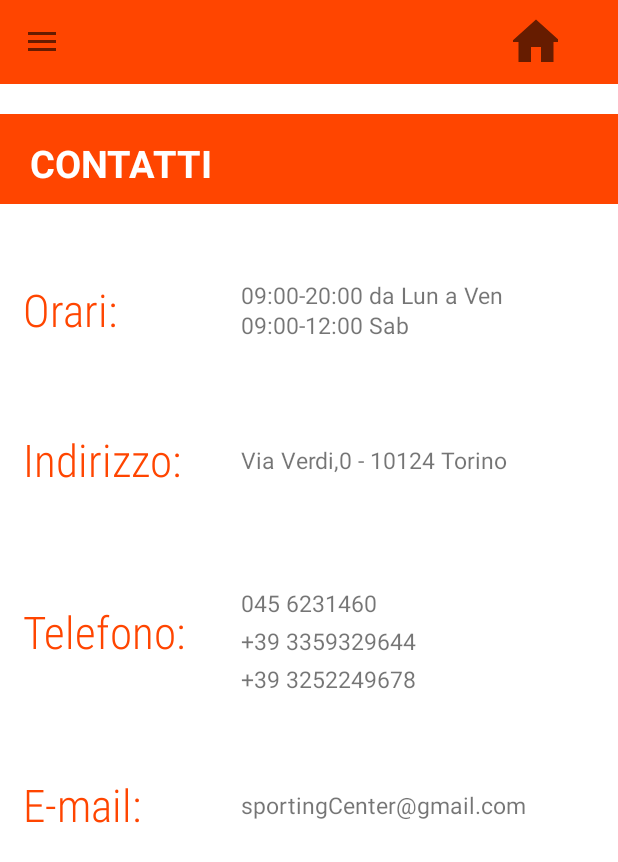
After one commit to santealtamura97/SportinCenterApp, an Android app: the fragment Concacts placed in its activity, on a phone screen of 412 x 824 dp. The commit adds this screen. Shown: the top 862 px of the screen. Run offline under Robolectric (Android 15) with nearby library versions, the phone set to English and light mode, and no system bars.

Commit message:
contacs page add

```diff
--- /dev/null
+++ b/app/src/main/java/com/example/sportincenterapp/Concacts.kt
@@ -0,0 +1,18 @@
+package com.example.sportincenterapp
+
+import android.os.Bundle
+import androidx.fragment.app.Fragment
+import android.view.LayoutInflater
+import android.view.View
+import android.view.ViewGroup
+
+class Concacts : Fragment() {
+
+
+    override fun onCreateView(inflater: LayoutInflater, container: ViewGroup?,
+                              savedInstanceState: Bundle?): View? {
+        val v =  inflater.inflate(R.layout.fragment_concacts, container, false)
+
+        return v
+    }
+}
--- a/app/src/main/java/com/example/sportincenterapp/MainActivity.kt
+++ b/app/src/main/java/com/example/sportincenterapp/MainActivity.kt
@@ -77,6 +77,8 @@ class MainActivity : AppCompatActivity(), NavigationView.OnNavigationItemSelecte
                 .replace(R.id.Fragment_container, UserPage()).commit()
             R.id.settings -> supportFragmentManager.beginTransaction()
                     .replace(R.id.Fragment_container, Settings()).commit()
+            R.id.contacts -> supportFragmentManager.beginTransaction()
+                .replace(R.id.Fragment_container, Concacts()).commit()
             }
 
         drawerLayout.closeDrawer(GravityCompat.START)
--- a/app/src/main/java/com/example/sportincenterapp/Settings.kt
+++ b/app/src/main/java/com/example/sportincenterapp/Settings.kt
@@ -1,10 +1,13 @@
 package com.example.sportincenterapp
 
 import android.os.Bundle
+import android.text.Editable
+import android.text.TextWatcher
 import androidx.fragment.app.Fragment
 import android.view.LayoutInflater
 import android.view.View
 import android.view.ViewGroup
+import android.widget.EditText
 import android.widget.TextView
 
 
@@ -16,7 +19,7 @@ class Settings : Fragment() {
     //Default value
     val default_language : String = "Italiano"
     val default_email : String = "andrea.forino@edu.unito.it"
-    val default_password : String = "********"
+    val default_password : String = "SportingCenter99"
     val default_version : String = "1.0.0"
     override fun onCreateView(inflater: LayoutInflater, container: ViewGroup?,
                               savedInstanceState: Bundle?): View? {
@@ -26,20 +29,34 @@ class Settings : Fragment() {
 
         //Components of the view
         val language = v.findViewById<TextView>(R.id.settings_language)
-        val email = v.findViewById<TextView>(R.id.settings_email)
-        val password = v.findViewById<TextView>(R.id.settings_password)
+        val email = v.findViewById<EditText>(R.id.settings_email)
+        val password = v.findViewById<EditText>(R.id.settings_password)
         val version = v.findViewById<TextView>(R.id.settings_version)
 
         //default value assign
         language.text = default_language
-        email.text = default_email
-        password.text = default_password
+        email.setText(default_email)
+        password.setText(default_password)
         version.text = default_version
 
         //Communicator passData example (not already used)
         communicator = activity as Communicator
         communicator.user_email_update(default_email)
 
+        //Listener for email edit text
+        email.addTextChangedListener(object : TextWatcher {
+
+            override fun afterTextChanged(s: Editable) {
+                communicator.user_email_update(s.toString())
+            }
+
+            override fun beforeTextChanged(s: CharSequence, start: Int,
+                                           count: Int, after: Int) {}
+
+            override fun onTextChanged(s: CharSequence, start: Int,
+                                       before: Int, count: Int) {}
+        })
+
         return v
     }
 
--- /dev/null
+++ b/app/src/main/res/layout/fragment_concacts.xml
@@ -0,0 +1,205 @@
+<?xml version="1.0" encoding="utf-8"?>
+<FrameLayout xmlns:android="http://schemas.android.com/apk/res/android"
+    xmlns:tools="http://schemas.android.com/tools"
+    android:layout_width="match_parent"
+    android:layout_height="match_parent"
+    tools:context=".Settings"
+    android:background="@color/white">
+
+    <LinearLayout
+        android:layout_width="match_parent"
+        android:layout_height="match_parent"
+        android:orientation="vertical">
+
+        <LinearLayout
+            android:layout_width="match_parent"
+            android:layout_height="60dp"
+            android:layout_marginTop="20dp"
+            android:background="@color/primary_color">
+
+            <TextView
+                android:layout_width="200dp"
+                android:layout_height="match_parent"
+                android:layout_marginLeft="20dp"
+                android:layout_marginTop="15dp"
+                android:text="@string/contacts_title"
+                android:textColor="@color/white"
+                android:textStyle="bold"
+                android:textSize="25dp">
+            </TextView>
+
+        </LinearLayout>
+
+        <!-- ORARI -->
+
+        <LinearLayout
+            android:layout_width="match_parent"
+            android:layout_height="50dp"
+            android:layout_marginTop="50dp">
+
+            <TextView
+                android:layout_width="120dp"
+                android:layout_height="50dp"
+                android:layout_marginLeft="15dp"
+                android:layout_gravity="center_vertical"
+                android:text="@string/contacts_hours"
+                android:textColor="@color/primary_color"
+                android:fontFamily="sans-serif-condensed-light"
+                android:textSize="30dp">
+            </TextView>
+
+            <LinearLayout
+                android:layout_width="match_parent"
+                android:layout_height="40dp"
+                android:orientation="vertical">
+
+                <TextView
+                    android:layout_width="200dp"
+                    android:layout_height="20dp"
+                    android:layout_marginLeft="25dp"
+                    android:text="@string/contacts_hours_string"
+                    android:layout_gravity="center_vertical"
+                    android:textSize="15dp">
+                </TextView>
+
+                <TextView
+                    android:layout_width="200dp"
+                    android:layout_height="20dp"
+                    android:layout_marginLeft="25dp"
+                    android:text="@string/contacts_hours_string_2"
+                    android:layout_gravity="center_vertical"
+                    android:textSize="15dp">
+                </TextView>
+
+            </LinearLayout>
+
+        </LinearLayout>
+
+        <!-- INDIRIZZO -->
+
+        <LinearLayout
+            android:layout_width="match_parent"
+            android:layout_height="50dp"
+            android:layout_marginTop="50dp">
+
+            <TextView
+                android:layout_width="120dp"
+                android:layout_height="50dp"
+                android:layout_marginLeft="15dp"
+                android:layout_gravity="center_vertical"
+                android:text="@string/contacts_address"
+                android:textColor="@color/primary_color"
+                android:fontFamily="sans-serif-condensed-light"
+                android:textSize="30dp">
+
+            </TextView>
+
+            <TextView
+                android:layout_width="200dp"
+                android:layout_height="30dp"
+                android:layout_marginLeft="25dp"
+                android:text="@string/contacts_address_string"
+                android:layout_gravity="center_vertical"
+                android:textSize="15dp">
+
+            </TextView>
+
+        </LinearLayout>
+
+        <!-- TELEFONO -->
+
+        <LinearLayout
+            android:layout_width="match_parent"
+            android:layout_height="80dp"
+            android:layout_marginTop="50dp">
+
+            <TextView
+                android:layout_width="120dp"
+                android:layout_height="50dp"
+                android:layout_marginLeft="15dp"
+                android:layout_gravity="center_vertical"
+                android:text="@string/contacts_telephone"
+                android:textColor="@color/primary_color"
+                android:fontFamily="sans-serif-condensed-light"
+                android:textSize="30dp">
+
+            </TextView>
+
+            <LinearLayout
+                android:layout_width="match_parent"
+                android:layout_height="80dp"
+                android:orientation="vertical">
+
+                <TextView
+                    android:layout_width="200dp"
+                    android:layout_height="20dp"
+                    android:layout_marginLeft="25dp"
+                    android:layout_marginTop="5dp"
+                    android:text="@string/contacts_telephone_string"
+                    android:layout_gravity="center_vertical"
+                    android:textSize="15dp">
+
+                </TextView>
+
+                <TextView
+                    android:layout_width="200dp"
+                    android:layout_height="20dp"
+                    android:layout_marginLeft="25dp"
+                    android:layout_marginTop= "5dp"
+                    android:text="@string/contacts_telephone_string_2"
+                    android:layout_gravity="center_vertical"
+                    android:textSize="15dp">
+
+                </TextView>
+
+                <TextView
+                    android:layout_width="200dp"
+                    android:layout_height="20dp"
+                    android:layout_marginLeft="25dp"
+                    android:layout_marginTop="5dp"
+                    android:text="@string/contacts_telephone_string_3"
+                    android:layout_gravity="center_vertical"
+                    android:textSize="15dp">
+
+                </TextView>
+
+            </LinearLayout>
+
+        </LinearLayout>
+
+        <!-- EMAIL -->
+
+        <LinearLayout
+            android:layout_width="match_parent"
+            android:layout_height="50dp"
+            android:layout_marginTop="50dp">
+
+            <TextView
+                android:layout_width="120dp"
+                android:layout_height="50dp"
+                android:layout_marginLeft="15dp"
+                android:layout_gravity="center_vertical"
+                android:text="@string/contacts_email"
+                android:textColor="@color/primary_color"
+                android:fontFamily="sans-serif-condensed-light"
+                android:textSize="30dp">
+
+            </TextView>
+
+            <TextView
+                android:layout_width="200dp"
+                android:layout_height="30dp"
+                android:layout_marginLeft="25dp"
+                android:text="@string/contacts_email_string"
+                android:layout_gravity="center_vertical"
+                android:textSize="15dp">
+
+            </TextView>
+
+        </LinearLayout>
+
+    </LinearLayout>
+
+
+
+</FrameLayout>
--- a/app/src/main/res/layout/fragment_settings.xml
+++ b/app/src/main/res/layout/fragment_settings.xml
@@ -50,7 +50,7 @@
                 android:id="@+id/settings_language"
                 android:layout_width="80dp"
                 android:layout_height="30dp"
-                android:layout_marginLeft="10dp"
+                android:layout_marginLeft="20dp"
                 android:layout_gravity="center_vertical"
                 android:textSize="20dp">
 
@@ -75,15 +75,15 @@
 
         </TextView>
 
-            <TextView
+            <EditText
                 android:id="@+id/settings_email"
                 android:layout_width="200dp"
-                android:layout_height="30dp"
-                android:layout_marginLeft="10dp"
+                android:layout_height="50dp"
+                android:layout_marginLeft="20dp"
                 android:layout_gravity="center_vertical"
                 android:textSize="15dp">
 
-            </TextView>
+            </EditText>
 
     </LinearLayout>
 
@@ -104,15 +104,15 @@
 
             </TextView>
 
-            <TextView
+            <EditText
                 android:id="@+id/settings_password"
                 android:layout_width="170dp"
-                android:layout_height="30dp"
+                android:layout_height="50dp"
+                android:layout_gravity="center_vertical"
                 android:layout_marginLeft="20dp"
-                android:layout_gravity="center_vertical"
-                android:textSize="25dp">
+                android:textSize="15dp">
 
-            </TextView>
+            </EditText>
 
         </LinearLayout>
         <LinearLayout
--- a/app/src/main/res/values/strings.xml
+++ b/app/src/main/res/values/strings.xml
@@ -25,5 +25,17 @@
     <string name="settings_email">E-mail</string>
     <string name="settings_password">Password</string>
     <string name="settings_version">Versione</string>
+    <string name="contacts_title">CONTATTI</string>
+    <string name="contacts_hours">Orari:</string>
+    <string name="contacts_hours_string">09:00-20:00 da Lun a Ven</string>
+    <string name="contacts_hours_string_2">09:00-12:00 Sab</string>
+    <string name="contacts_address">Indirizzo:</string>
+    <string name="contacts_address_string">Via Verdi,0 - 10124 Torino</string>
+    <string name="contacts_telephone">Telefono:</string>
+    <string name="contacts_telephone_string">045 6231460</string>
+    <string name="contacts_telephone_string_2">+39 3359329644</string>
+    <string name="contacts_telephone_string_3">+39 3252249678</string>
+    <string name="contacts_email">E-mail:</string>
+    <string name="contacts_email_string">sportingCenter@gmail.com</string>
 
 </resources>
```
